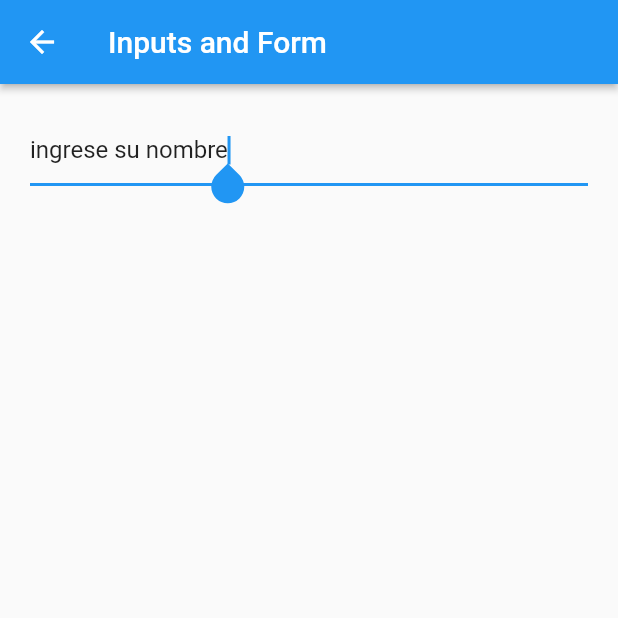
After one commit to eliato/curso-flutter, a Flutter app: the InputsScreen screen opened by its route, on a phone screen of 412 x 824 dp, the top half of it. The commit adds this screen. Run offline on Flutter 3.47's test engine with Material 2 defaults, Android fonts, the phone set to English and light mode, and no system bars.

Commit message:
initalized inputs field

```diff
--- a/fl_components/lib/router/app_router.dart
+++ b/fl_components/lib/router/app_router.dart
@@ -1,4 +1,5 @@
 import 'package:fl_components/models/models.dart';
+import 'package:fl_components/screens/inputs_screen.dart';
 import 'package:flutter/material.dart';
 
 import '../screens/screens.dart';
@@ -14,6 +15,7 @@ MenuOption(route: 'alert', name: 'Alerts Screen', screend: const AlertScreen(),
 MenuOption(route: 'card', name: 'Cards Screen', screend: const CardScreen(), icon: Icons.credit_card),
 MenuOption(route: 'avatar', name: 'Avatar Screen', screend: const AvatarScreen(), icon: Icons.supervised_user_circle_outlined),
 MenuOption(route: 'animated', name: 'Animated Screen', screend: const AnimatedScreen(), icon: Icons.play_circle_outline_rounded),
+MenuOption(route: 'inputs', name: 'Inputs Screen', screend: const InputsScreen(), icon: Icons.input_outlined),
 
 ];
 
--- /dev/null
+++ b/fl_components/lib/screens/inputs_screen.dart
@@ -0,0 +1,30 @@
+import 'package:flutter/material.dart';
+
+class InputsScreen extends StatelessWidget {
+
+  const InputsScreen({Key? key}) : super(key: key);
+
+  @override
+  Widget build(BuildContext context) {
+    return  Scaffold(
+      appBar: AppBar(
+        title: const Text('Inputs and Form'),
+      ),
+      body: SingleChildScrollView(
+        child: Padding(
+          padding: const EdgeInsets.symmetric(horizontal: 20, vertical: 20),
+          child: Column(
+            children: [
+              TextFormField(
+                autofocus: true,
+                initialValue: 'ingrese su nombre',
+                textCapitalization: TextCapitalization.words,
+                onChanged: (value) {
+                  print( 'value: $value');
+                },
+              )
+            ],
+          )),)
+    );
+  }
+}
--- a/fl_components/lib/screens/screens.dart
+++ b/fl_components/lib/screens/screens.dart
@@ -1,8 +1,10 @@
+
 
 export 'package:fl_components/screens/alert_screen.dart';
 export 'package:fl_components/screens/animated_screens.dart';
 export 'package:fl_components/screens/avatar_screen.dart';
 export 'package:fl_components/screens/card_screen.dart';
+export 'package:fl_components/screens/inputs_screen.dart';
 export 'package:fl_components/screens/listview2_screen.dart';
 export 'package:fl_components/screens/listview1_screen.dart';
 export 'package:fl_components/screens/home_screens.dart';
```
